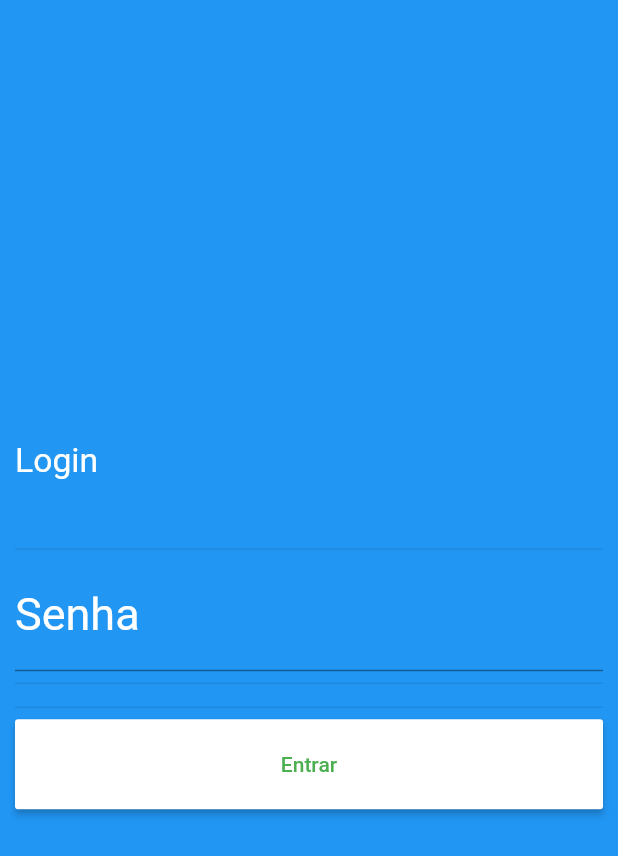
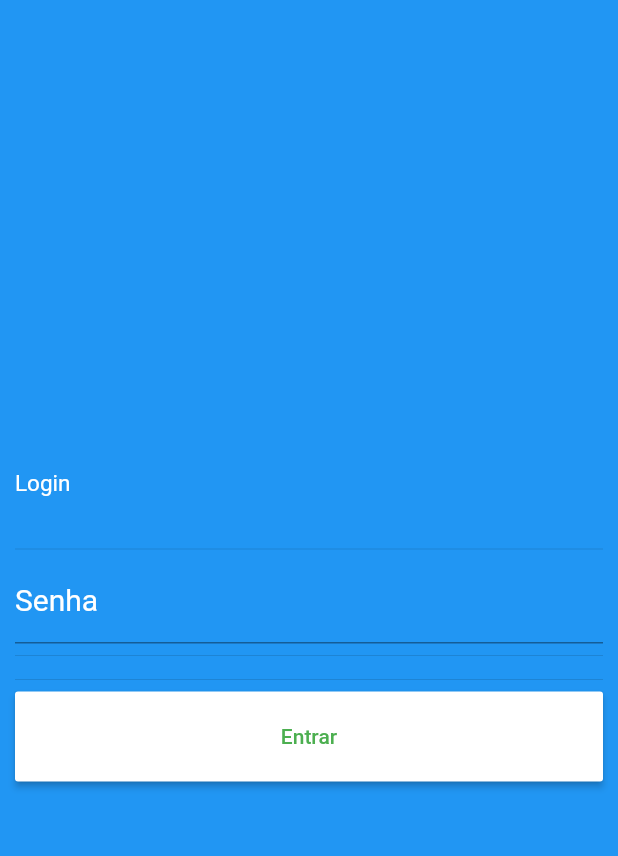
Before and after one commit to ThiagoMDM/nuPrego-Flutter, a Flutter app: the LoginPage screen opened directly, on a phone screen of 412 x 824 dp. Shown: the top 856 px of the screen. Run offline on Flutter 3.47's test engine with Material 2 defaults, Android fonts, the phone set to English and light mode, and no system bars.

Commit message:
Alterações de tamanho das fontes e efeito

```diff
--- a/nuprego/lib/login.page.dart
+++ b/nuprego/lib/login.page.dart
@@ -30,10 +30,10 @@ class _LoginPageState extends State<LoginPage> {
                 //adcionei a definição de TEXT no keyboard para o dispositivo trazer o tipo de caractere exigito para usuário e senha.
                 autofocus: true,
                 keyboardType: TextInputType.text,
-                style: new TextStyle(color: Colors.white, fontSize: 20),
+                style: new TextStyle(color: Colors.white, fontSize: 10),
                 decoration: InputDecoration(
                     labelText: "Login",
-                    labelStyle: TextStyle(color: Colors.white, fontSize: 30)),
+                    labelStyle: TextStyle(color: Colors.white, fontSize: 20)),
               ),
               //Aqui coloquei o Divider para separar um pouco mais os campos.
               Divider(),
@@ -42,10 +42,10 @@ class _LoginPageState extends State<LoginPage> {
                 //Obscure Text para esconder os caracteres de Digitação de senha.
                 obscureText: true,
                 keyboardType: TextInputType.number,
-                style: new TextStyle(color: Colors.white, fontSize: 20),
+                style: new TextStyle(color: Colors.white, fontSize: 10),
                 decoration: InputDecoration(
                     labelText: "Senha",
-                    labelStyle: TextStyle(color: Colors.white, fontSize: 30)),
+                    labelStyle: TextStyle(color: Colors.white, fontSize: 20)),
               ),
               Divider(),
               Divider(),
```
